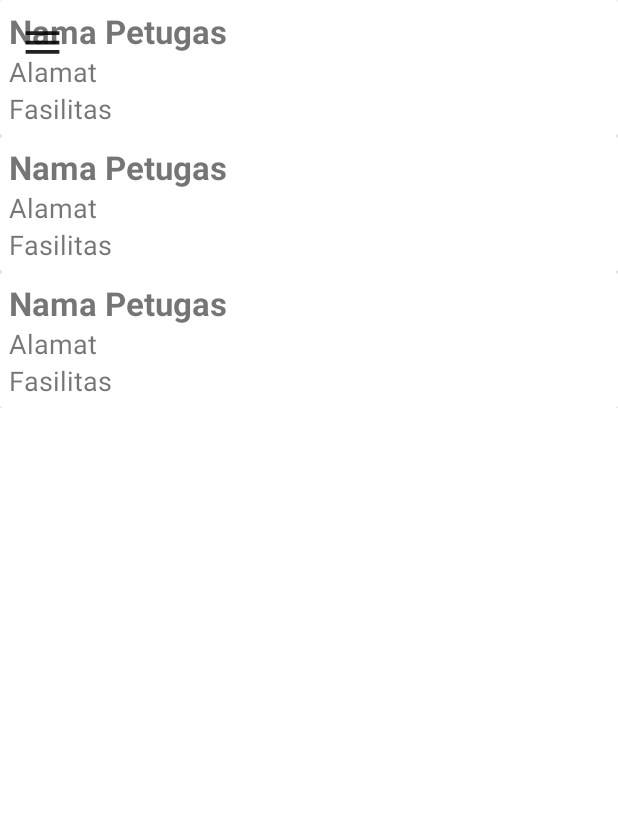
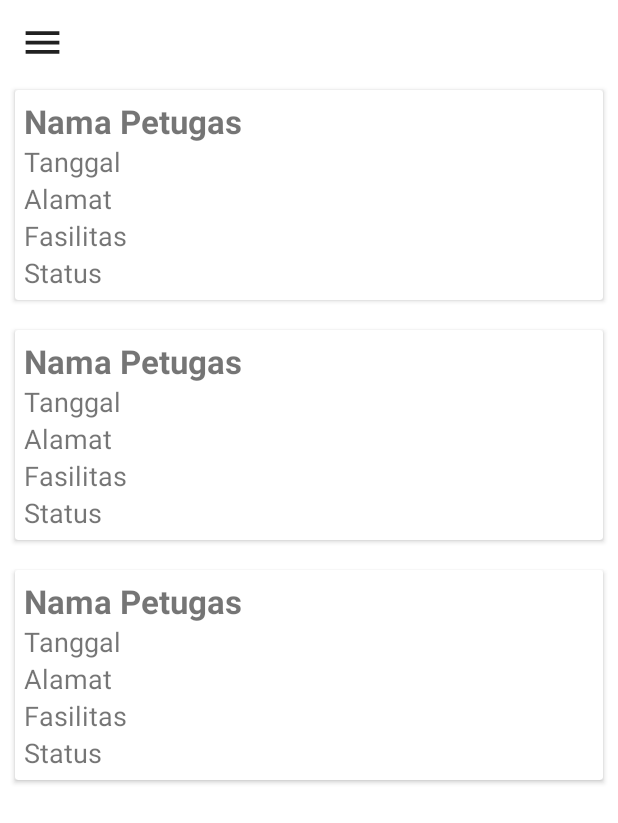
Before and after one commit to imamaHaykam/SIPJ, an Android app: the layout activity_admin.xml on its own in the app's theme, with its tools: preview values and no code run, on a phone screen of 412 x 824 dp. Shown: the top 823 px of the screen. Run offline under Robolectric (Android 15) with nearby library versions, the phone set to English and light mode, and no system bars.

```diff
--- a/app/src/main/res/layout/activity_admin.xml
+++ b/app/src/main/res/layout/activity_admin.xml
@@ -29,7 +29,8 @@
                 android:id="@+id/rv_data"
                 android:layout_width="match_parent"
                 android:layout_height="match_parent"
-                tools:listitem="@layout/card_item" />
+                tools:listitem="@layout/card_item"
+                android:layout_marginTop="50dp"/>
 
             <androidx.appcompat.widget.Toolbar
                 android:id="@+id/toolbar"
--- a/app/src/main/res/layout/card_item.xml
+++ b/app/src/main/res/layout/card_item.xml
@@ -1,13 +1,17 @@
 <?xml version="1.0" encoding="utf-8"?>
 <androidx.cardview.widget.CardView xmlns:android="http://schemas.android.com/apk/res/android"
     android:layout_width="match_parent"
-    android:layout_height="wrap_content">
+    android:layout_height="wrap_content"
+    xmlns:app="http://schemas.android.com/apk/res-auto"
+    android:layout_margin="10dp"
+    android:elevation="20dp">
 
     <LinearLayout
         android:layout_width="match_parent"
         android:layout_height="wrap_content"
         android:orientation="vertical"
         android:padding="6dp"
+        android:elevation="20dp"
         >
 
         <TextView
@@ -27,6 +31,13 @@
             android:textStyle="bold"
             />
         <TextView
+            android:id="@+id/tv_tanggal"
+            android:layout_width="wrap_content"
+            android:layout_height="wrap_content"
+            android:text="Tanggal"
+            android:textSize="18sp"
+            />
+        <TextView
             android:id="@+id/tv_alamat"
             android:layout_width="wrap_content"
             android:layout_height="wrap_content"
@@ -41,13 +52,13 @@
             android:text="Fasilitas"
             android:textSize="18sp"
             />
-<!--        <TextView-->
-<!--            android:id="@+id/tv_status"-->
-<!--            android:layout_width="wrap_content"-->
-<!--            android:layout_height="wrap_content"-->
-<!--            android:text="Status"-->
-<!--            android:textSize="18sp"-->
-<!--            />-->
+        <TextView
+            android:id="@+id/tv_status"
+            android:layout_width="wrap_content"
+            android:layout_height="wrap_content"
+            android:text="Status"
+            android:textSize="18sp"
+            />
 
     </LinearLayout>
 
```
Also changed, not shown: app/src/main/java/com/example/aplikasisipj/Adapter/AdapterData.java (+5 -3 lines), app/src/main/java/com/example/aplikasisipj/Model/DataModel.java (+26 -10 lines).
